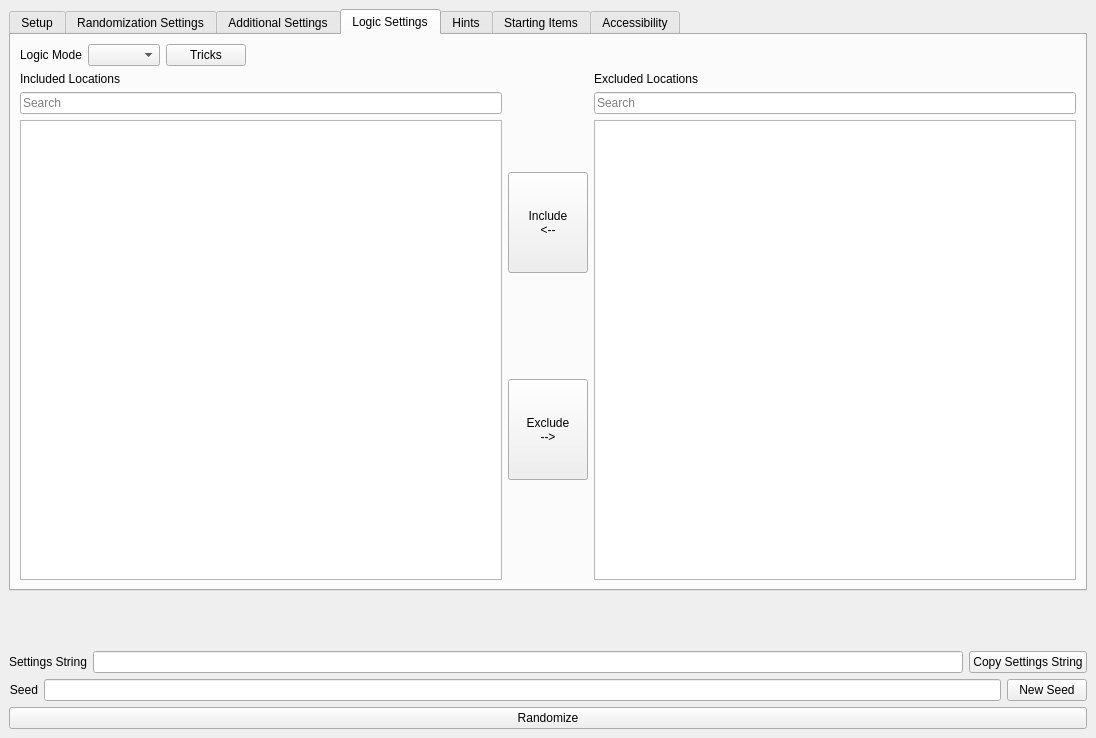
Before: the Qt Designer form gui/randogui.ui in ssrando/ssrando, drawn with Qt 5.
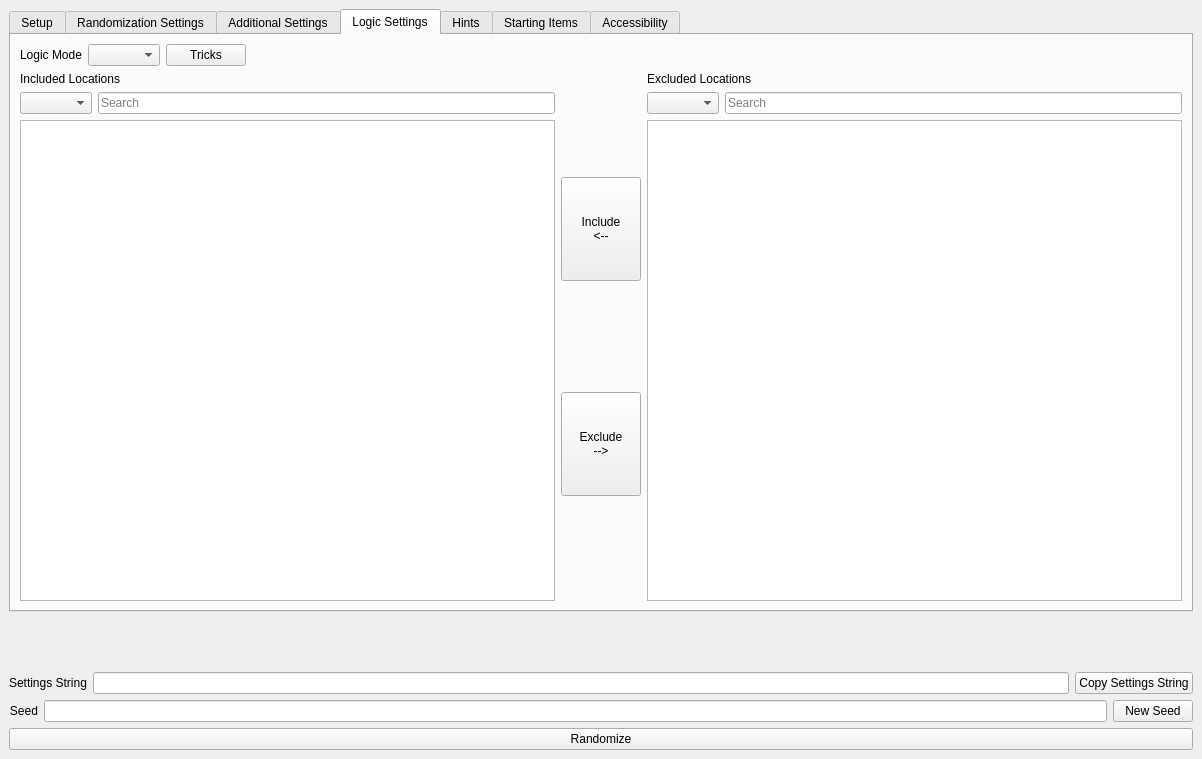
After: the same form once the commit is applied. The open tabs and pages were chosen to show the change.

Commit message:
Select Filters (#380)
* initial pass at select filters

* Select filters updates (#3)

* Move included locations dropdown box

* Fix filter being stinky

* Add back loose crystals since they actually work

* add rupee type

* layout update

* add label to no filter state

---------

```diff
--- a/gui/randogui.ui
+++ b/gui/randogui.ui
@@ -6,8 +6,8 @@
    <rect>
     <x>0</x>
     <y>0</y>
-    <width>1096</width>
-    <height>738</height>
+    <width>1202</width>
+    <height>759</height>
    </rect>
   </property>
   <property name="sizePolicy">
@@ -1319,6 +1319,9 @@
               <property name="orientation">
                <enum>Qt::Horizontal</enum>
               </property>
+              <property name="sizeType">
+               <enum>QSizePolicy::Expanding</enum>
+              </property>
               <property name="sizeHint" stdset="0">
                <size>
                 <width>40</width>
@@ -1346,7 +1349,22 @@
                  </widget>
                 </item>
                 <item>
+                 <layout class="QHBoxLayout" name="hlay_include_filters">
+                  <item>
+                   <widget class="QComboBox" name="include_category_filters">
+                    <property name="placeholderText" stdset="0">
+                     <string/>
+                    </property>
+                   </widget>
+                  </item>
+                  <item>
                  <widget class="QLineEdit" name="included_free_search">
+                    <property name="sizePolicy">
+                     <sizepolicy hsizetype="MinimumExpanding" vsizetype="Fixed">
+                      <horstretch>0</horstretch>
+                      <verstretch>0</verstretch>
+                     </sizepolicy>
+                    </property>
                   <property name="text">
                    <string/>
                   </property>
@@ -1357,6 +1375,8 @@
                    <bool>true</bool>
                   </property>
                  </widget>
+                  </item>
+                 </layout>
                 </item>
                 <item>
                  <widget class="QListView" name="included_locations">
@@ -1457,7 +1477,18 @@
                  </widget>
                 </item>
                 <item>
+                 <layout class="QHBoxLayout" name="hlay_exclude_filters">
+                  <item>
+                   <widget class="QComboBox" name="exclude_category_filters"/>
+                  </item>
+                  <item>
                  <widget class="QLineEdit" name="excluded_free_search">
+                    <property name="sizePolicy">
+                     <sizepolicy hsizetype="MinimumExpanding" vsizetype="Fixed">
+                      <horstretch>0</horstretch>
+                      <verstretch>0</verstretch>
+                     </sizepolicy>
+                    </property>
                   <property name="placeholderText">
                    <string>Search</string>
                   </property>
@@ -1465,6 +1496,8 @@
                    <bool>true</bool>
                   </property>
                  </widget>
+                  </item>
+                 </layout>
                 </item>
                 <item>
                  <widget class="QListView" name="excluded_locations">
@@ -2487,7 +2520,7 @@
        <string/>
       </property>
       <property name="textFormat">
-       <enum>Qt::MarkdownText</enum>
+       <enum>Qt::PlainText</enum>
       </property>
       <property name="wordWrap">
        <bool>true</bool>
```
Left out of the diff: 12 changed lines with no effect on the pictures. Lines whose indentation alone changed are shown as unchanged. The commit also changes 6 other files.
